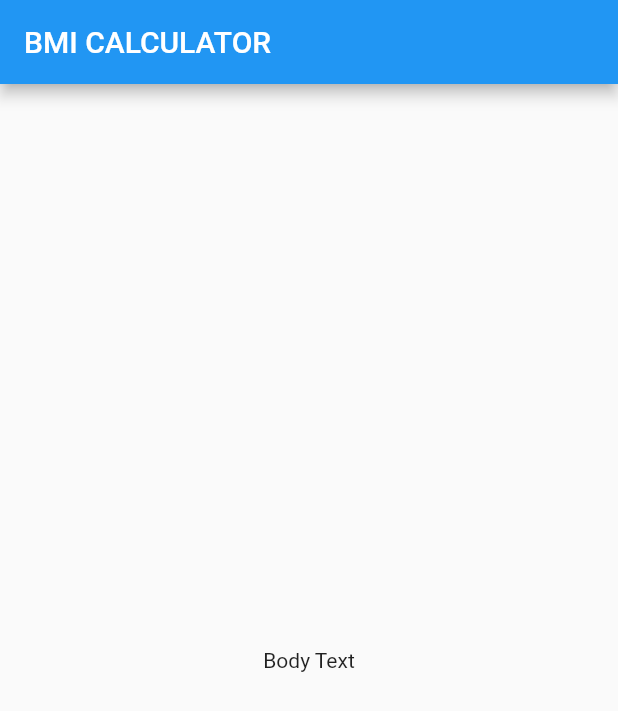
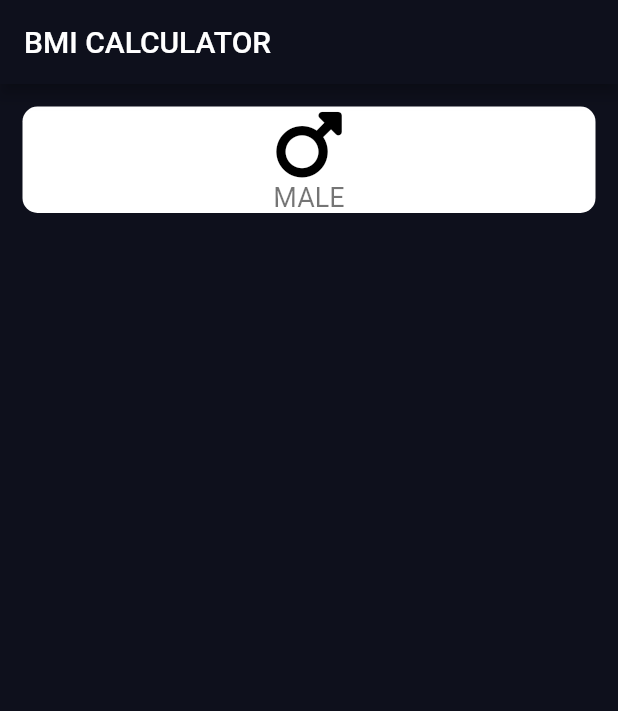
Before and after one commit to danaFlorescu/BMI-Calculator, a Flutter app: the screen it shows after launch, on a phone screen of 412 x 824 dp. Shown: the top 711 px of the screen. Run offline on Flutter 3.47's test engine with Material 2 defaults, Android fonts, the phone set to English and light mode, and no system bars; our stand-ins replace font_awesome_flutter.

Commit message:
Added the male card and created the reusable card widget

```diff
--- a/lib/main.dart
+++ b/lib/main.dart
@@ -1,4 +1,5 @@
 import 'package:flutter/material.dart';
+import 'package:font_awesome_flutter/font_awesome_flutter.dart';
 
 void main() => runApp(BMICalculator());
 
@@ -8,6 +9,12 @@ class BMICalculator extends StatelessWidget {
   @override
   Widget build(BuildContext context) {
     return MaterialApp(
+      theme: ThemeData.dark().copyWith(
+        appBarTheme: AppBarTheme(
+          color: Color(0xFF0E101C),
+        ),
+        scaffoldBackgroundColor: Color(0xFF0E101C),
+      ),
       home: InputPage(),
     );
   }
@@ -27,9 +34,52 @@ class _InputPageState extends State<InputPage> {
       appBar: AppBar(
         title: Text('BMI CALCULATOR'),
       ),
-      body: Center(
-        child: Text('Body Text'),
+      body: Column(
+        crossAxisAlignment: CrossAxisAlignment.stretch,
+        //mainAxisAlignment: MainAxisAlignment.spaceBetween,
+        children: [
+          Row(
+            children: [
+              Expanded(
+                child: ReusableCard(),
+              ),
+            ],
+          ),
+        ],
       ),
     );
   }
 }
+
+class ReusableCard extends StatelessWidget {
+  const ReusableCard({
+    super.key,
+  });
+
+  @override
+  Widget build(BuildContext context) {
+    return Container(
+      margin: EdgeInsets.all(15.0),
+      decoration: BoxDecoration(
+        color: Colors.white,
+        borderRadius: BorderRadius.circular(10.0),
+      ),
+      child: Column(
+        children: [
+          FaIcon(
+            FontAwesomeIcons.mars,
+            color: Colors.black,
+            size: 50.0,
+          ),
+          Text(
+            'MALE',
+            style: TextStyle(
+              fontSize: 18.0,
+              color: Colors.black54,
+            ),
+          ),
+        ],
+      ),
+    );
+  }
+}
--- a/pubspec.yaml
+++ b/pubspec.yaml
@@ -35,6 +35,7 @@ dependencies:
   # The following adds the Cupertino Icons font to your application.
   # Use with the CupertinoIcons class for iOS style icons.
   cupertino_icons: ^1.0.2
+  font_awesome_flutter: ^10.3.0
 
 dev_dependencies:
   flutter_test:
```
Also changed, not shown: pubspec.lock.
